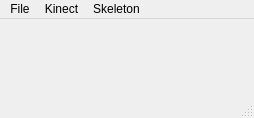
First picture: the form in kinect_blender/mainwindow.ui, repository killwiner/FreeDance, before the edit.
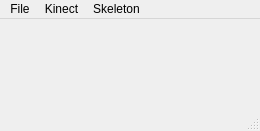
Second picture: the form after the edit.

```diff
--- a/kinect_blender/mainwindow.ui
+++ b/kinect_blender/mainwindow.ui
@@ -6,8 +6,8 @@
    <rect>
     <x>0</x>
     <y>0</y>
-    <width>254</width>
-    <height>118</height>
+    <width>260</width>
+    <height>131</height>
    </rect>
   </property>
   <property name="windowTitle">
@@ -19,8 +19,8 @@
     <rect>
      <x>0</x>
      <y>0</y>
-     <width>254</width>
-     <height>27</height>
+     <width>260</width>
+     <height>25</height>
     </rect>
    </property>
    <widget class="QMenu" name="menuFile">
@@ -34,7 +34,7 @@
     <addaction name="separator"/>
     <addaction name="actionExit"/>
    </widget>
-   <widget class="QMenu" name="menuSkeleton">
+   <widget class="QMenu" name="menuKinect">
     <property name="title">
      <string>Kinect</string>
     </property>
@@ -43,7 +43,7 @@
     <addaction name="actionStop"/>
     <addaction name="actionRecord"/>
    </widget>
-   <widget class="QMenu" name="menuSkeleton_2">
+   <widget class="QMenu" name="menuSkeleton">
     <property name="title">
      <string>Skeleton</string>
     </property>
@@ -51,8 +51,8 @@
     <addaction name="actionExport_to_blender_2"/>
    </widget>
    <addaction name="menuFile"/>
+   <addaction name="menuKinect"/>
    <addaction name="menuSkeleton"/>
-   <addaction name="menuSkeleton_2"/>
   </widget>
   <widget class="QStatusBar" name="statusBar"/>
   <action name="actionCapture">
```
Left out of the diff: 14 changed lines with no effect on the pictures.
